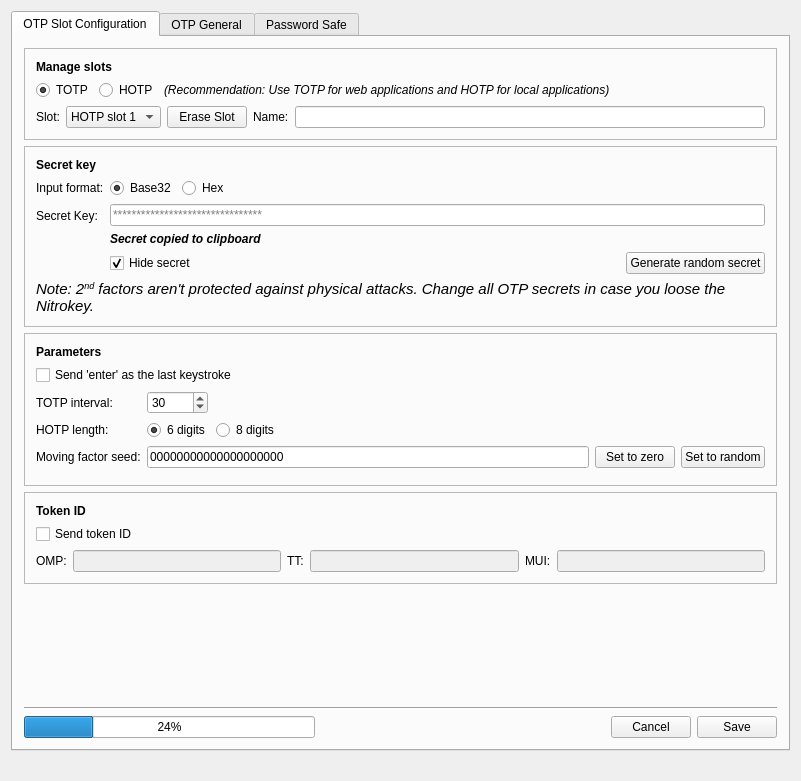
Old version of the form src/ui/mainwindow.ui in the repository Nitrokey/nitrokey-app.
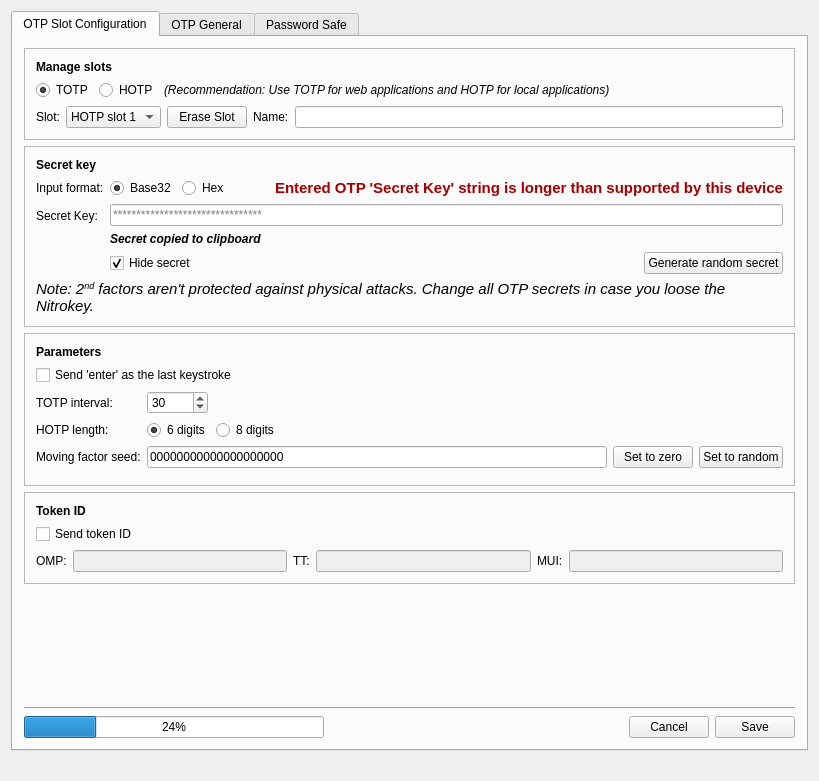
New version of the form. The open tabs and pages were chosen to show the change. Icons and pictures are not drawn.

Diff of the .ui file:
```diff
--- a/src/ui/mainwindow.ui
+++ b/src/ui/mainwindow.ui
@@ -304,6 +304,9 @@
                  <property name="placeholderText">
                   <string>********************************</string>
                  </property>
+                 <property name="clearButtonEnabled">
+                  <bool>false</bool>
+                 </property>
                 </widget>
                </item>
                <item>
@@ -416,6 +419,18 @@
                  </property>
                 </spacer>
                </item>
+               <item>
+                <widget class="QLabel" name="l_supportedLength">
+                 <property name="font">
+                  <font>
+                   <pointsize>11</pointsize>
+                  </font>
+                 </property>
+                 <property name="text">
+                  <string extracomment="Label shown when the OTP secret key is too long">&lt;html&gt;&lt;head/&gt;&lt;body&gt;&lt;p&gt;&lt;span style=&quot; font-weight:600; color:#a40000;&quot;&gt;Entered OTP 'Secret Key' string is longer than supported by this device&lt;/span&gt;&lt;/p&gt;&lt;/body&gt;&lt;/html&gt;</string>
+                 </property>
+                </widget>
+               </item>
               </layout>
              </item>
             </layout>
```
Left out of the diff: 4 changed lines with no effect on the pictures.
